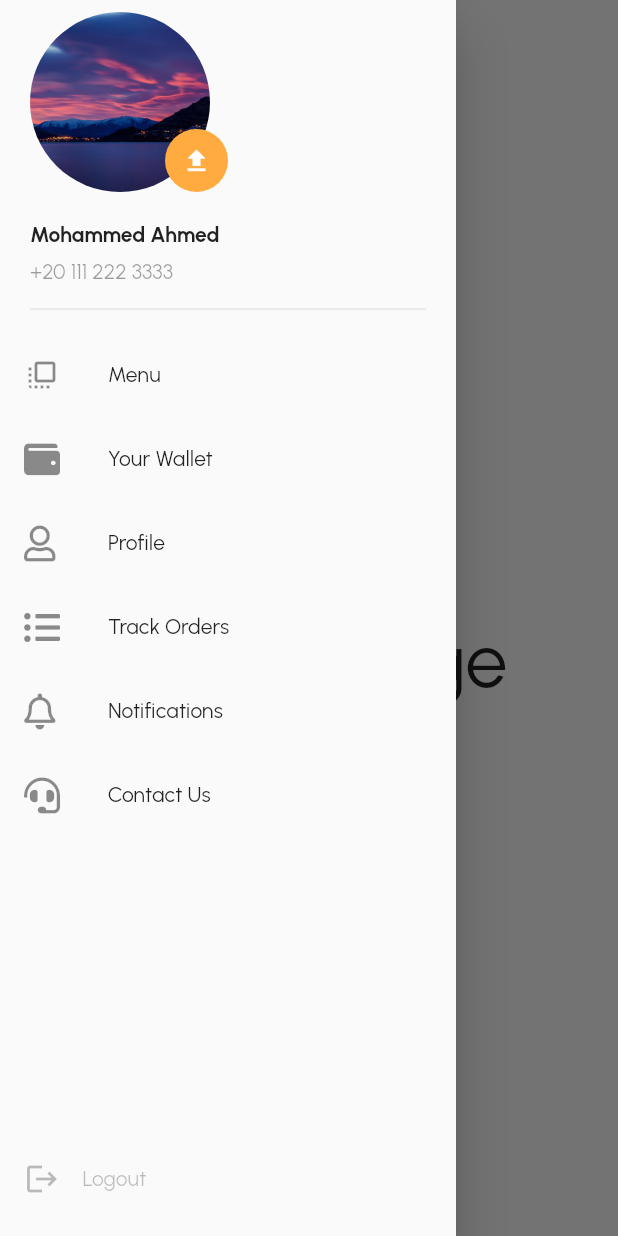
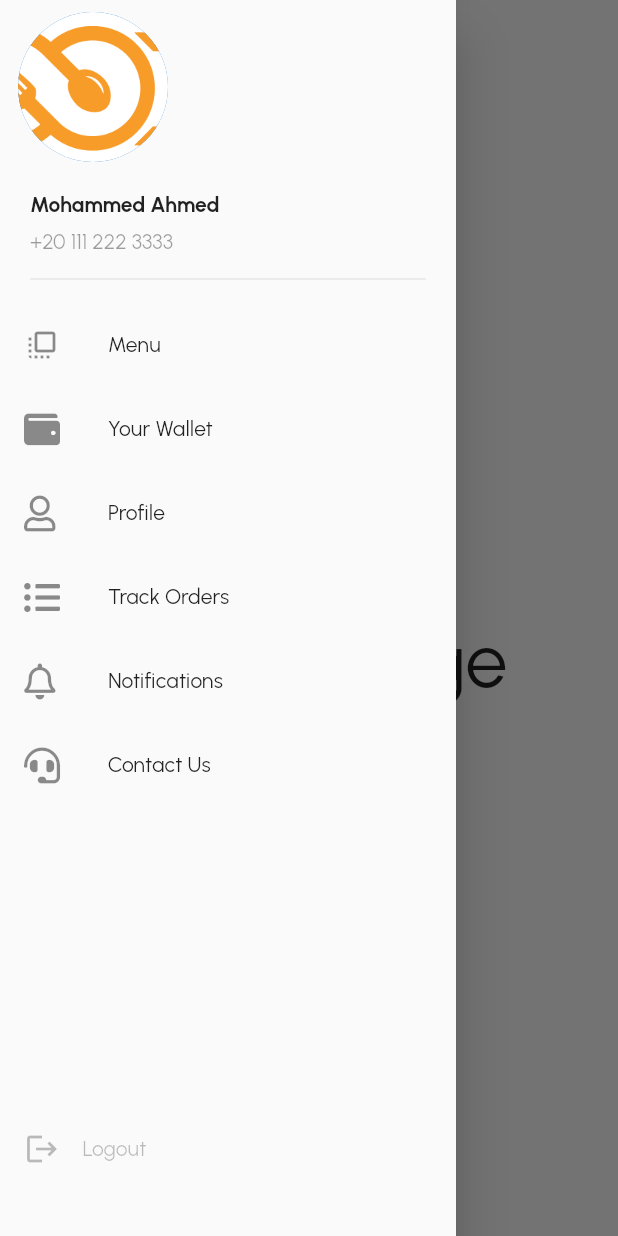
Before and after one commit to omardavinci10/foody, a Flutter app: the HomePage screen opened by its route, with the side drawer open, on a phone screen of 412 x 824 dp. Run offline on Flutter 3.47's test engine with Material 2 defaults, Android fonts, the phone set to English and light mode, and no system bars; our stand-ins replace auth_buttons, font_awesome_flutter, google_fonts, modal_progress_hud_nsn, phosphor_flutter, rflutter_alert; missing offline and left inert: awesome_select.

```diff
--- a/lib/main.dart
+++ b/lib/main.dart
@@ -22,7 +22,7 @@ class Foody extends StatelessWidget {
       theme: ThemeData(
         fontFamily: 'Urbanist',
       ),
-      initialRoute: EmptyPage.id,
+      initialRoute: SplashScreen.id,
       routes: {
         SplashScreen.id: (context) => SplashScreen(),
         WelcomeScreen.id: (context) => WelcomeScreen(),
--- a/lib/screens/home_screen.dart
+++ b/lib/screens/home_screen.dart
@@ -47,11 +47,9 @@ class _HomePageState extends State<HomePage> {
         child: new ListView(
           children: [
             Padding(
-              padding: const EdgeInsets.only(left: 20.0, top: 8),
-              child: ProfileWidget(
-                imagePath: 'images/photo1.jpg',
-                onClicked: () async {},
-              ),
+              padding: const EdgeInsets.only(right: 180.0, top: 8),
+              child: CircleAvatar(
+                  radius: 50, backgroundImage: AssetImage('images/logo1.png')),
             ),
             Padding(
               padding: const EdgeInsets.only(left: 20, top: 20, bottom: 0),
```
